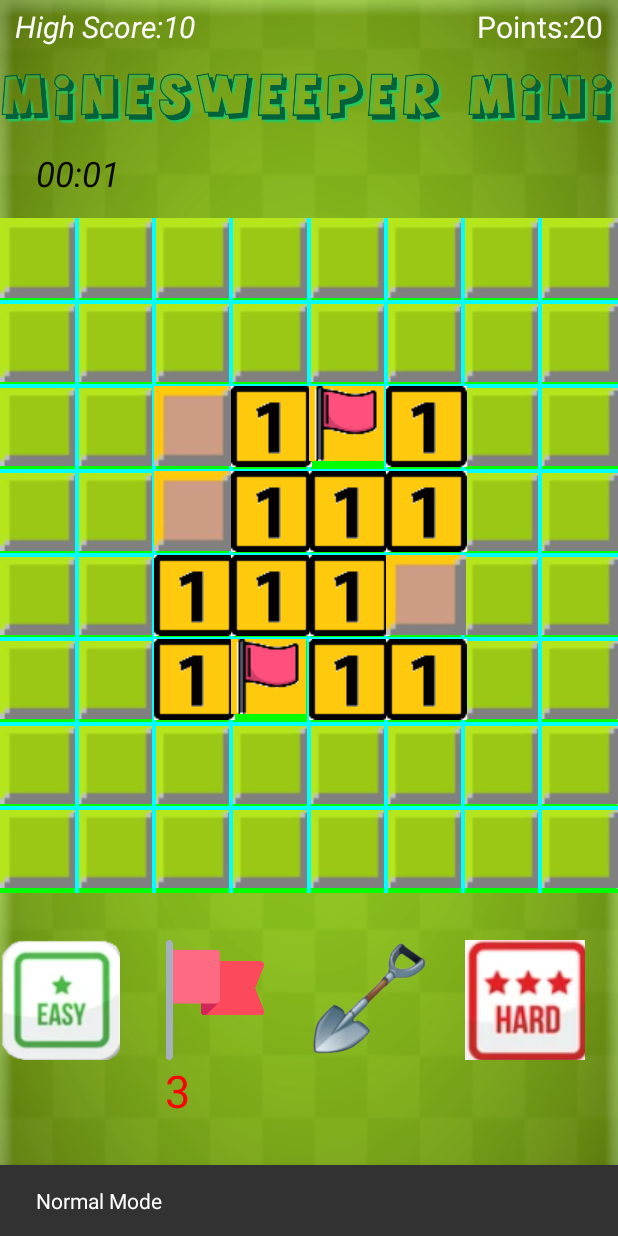
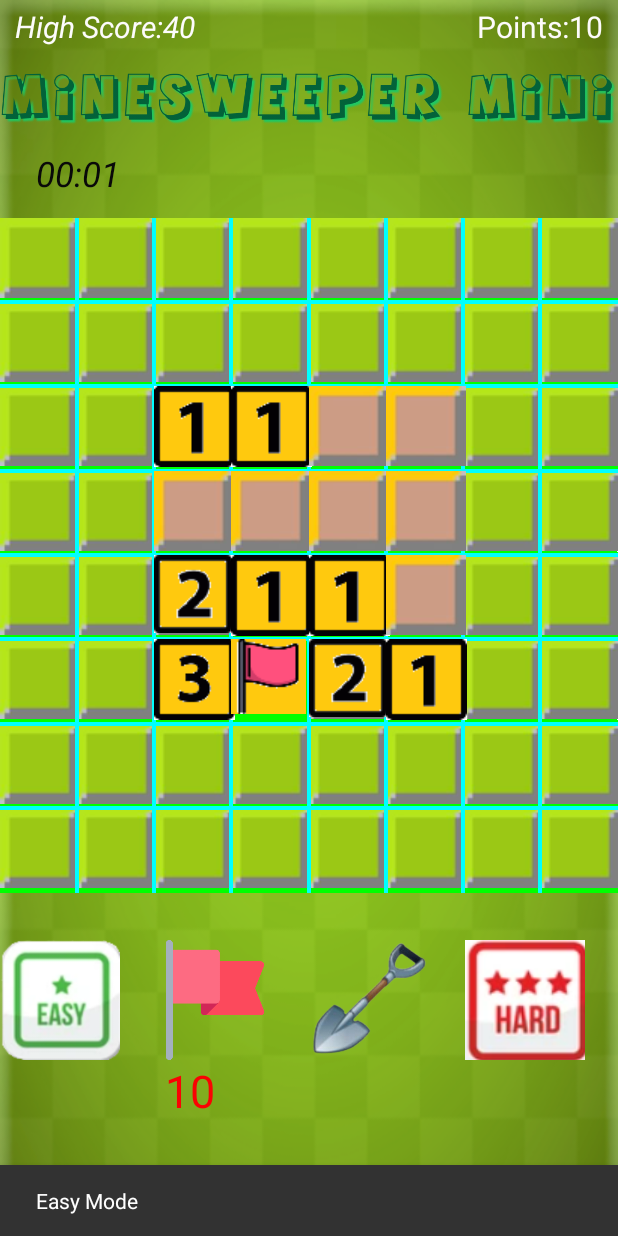
Before and after one commit to yash9356/MInesweeper-Mini-Spider-Task2, an Android app: the screen it shows after launch (MainActivity), after a tap on an icon or button, on a phone screen of 412 x 824 dp. Run offline under Robolectric (Android 15) with nearby library versions, the phone set to English and light mode, and no system bars.

Commit message:
Minesweeeper MIni Spider Task2 Level 3 completed.

```diff
--- a/app/src/main/java/com/example/minesweepermini/MainActivity.java
+++ b/app/src/main/java/com/example/minesweepermini/MainActivity.java
@@ -110,7 +110,7 @@ public class MainActivity extends AppCompatActivity {
                 numflag.setText(Integer.toString(amine));
                 Totflags=MinesweeperModel.getInstance().countMines();
 
-                Snackbar restartSnackbar = Snackbar.make(linearLayout, "Normal Mode", Snackbar.LENGTH_LONG);
+                Snackbar restartSnackbar = Snackbar.make(linearLayout, "Easy Mode", Snackbar.LENGTH_LONG);
                 restartSnackbar.show();
                 Toast.makeText(MainActivity.this,"Tap on Middle of Grid to Start",Toast.LENGTH_SHORT).show();
             }
@@ -220,7 +220,7 @@ public class MainActivity extends AppCompatActivity {
             point1=(Totflags-amine)*10;
             points.setText(Integer.toString(point1));
             numflag.setText(Integer.toString(amine));
-            Toast.makeText(MainActivity.this,"Tap on Middle of Grid to Start",Toast.LENGTH_SHORT).show();
+            Toast.makeText(MainActivity.this,"Tap on Middle of Grid to ReStart ",Toast.LENGTH_SHORT).show();
         }
     }
 
--- a/app/src/main/java/com/example/minesweepermini/model/MinesweeperModel.java
+++ b/app/src/main/java/com/example/minesweepermini/model/MinesweeperModel.java
@@ -127,12 +127,12 @@ public class MinesweeperModel {
         for (int i = 0; i < 8; i++) {
             for (int j = 0; j < 8; j++) {
                 if(player==1){
-                    if(rand.nextInt(8) == 1) {
+                    if(rand.nextInt(7) == 1) {
                         model[i][j] = MINE;
                         Log.i("MODEL_TAG", "Model " + "[" + i + "]" + "[" + j + "]" + " has a mine!");
                     }
                 }else if(player==2){
-                    if(rand.nextInt(4) == 1) {
+                    if(rand.nextInt(3) == 1) {
                         model[i][j] = MINE;
                         Log.i("MODEL_TAG", "Model " + "[" + i + "]" + "[" + j + "]" + " has a mine!");
                     }
```
